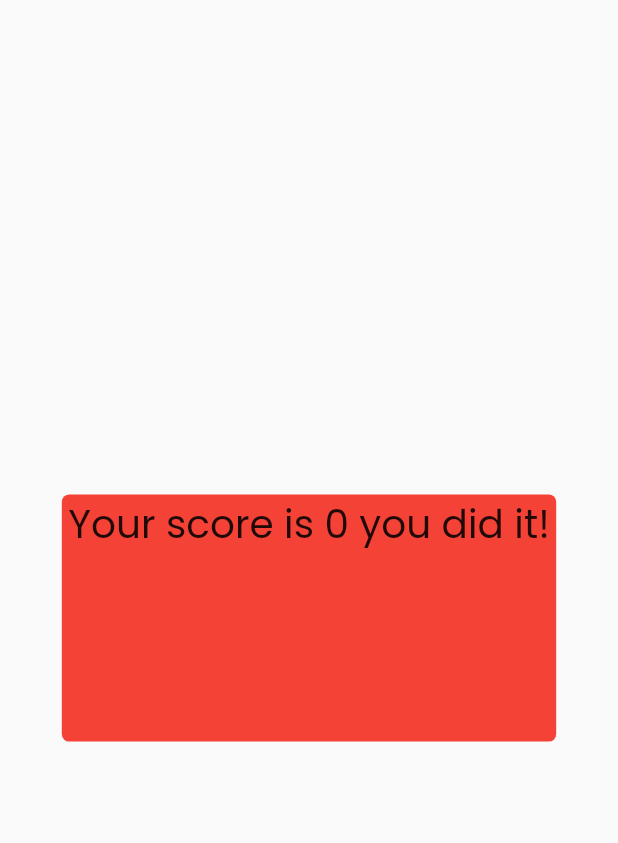
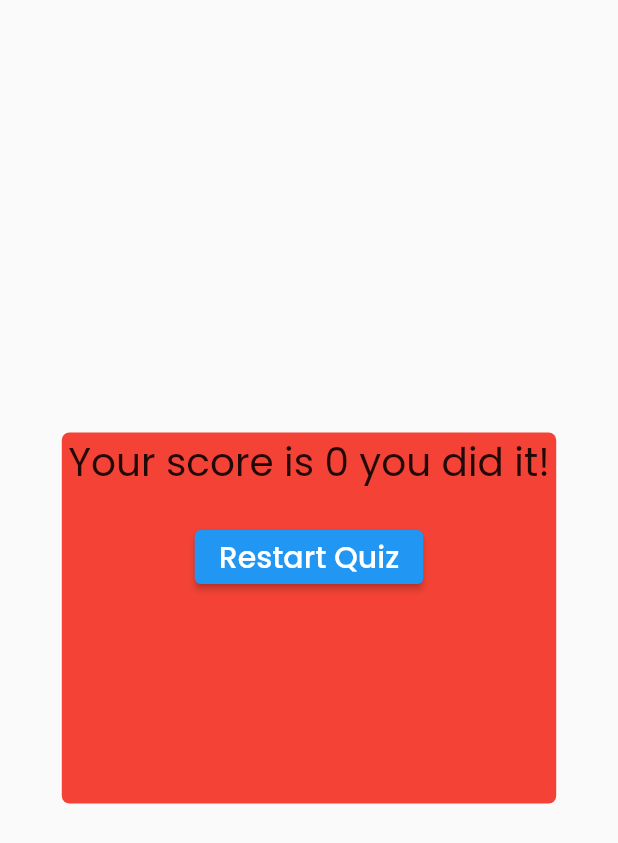
Before and after one commit to Naawaal/Simple_Quiz_App, a Flutter app: the Result widget shown alone on an empty page, opened directly with empty values, on a phone screen of 412 x 824 dp. Shown: the top 843 px of the screen. Run offline on Flutter 3.47's test engine with Material 2 defaults, Android fonts, the phone set to English and light mode, and no system bars; our stand-ins replace google_fonts.

Commit message:
implemented Reset Quiz Option

```diff
--- a/lib/screens/homepage.dart
+++ b/lib/screens/homepage.dart
@@ -71,6 +71,13 @@ class _HomepageScreenState extends State<HomepageScreen> {
   var _questionIndex = 0;
   var _totalScore = 0;
 
+  void _resetQuiz() {
+    setState(() {
+      _questionIndex = 0;
+      _totalScore = 0;
+    });
+  }
+
   void _answerQuestion(int score) {
     _totalScore += score;
     setState(() {
@@ -102,6 +109,7 @@ class _HomepageScreenState extends State<HomepageScreen> {
             )
           : Result(
               resultScore: _totalScore,
+              resetQuiz: _resetQuiz,
             ),
     );
   }
--- a/lib/widgets/result.dart
+++ b/lib/widgets/result.dart
@@ -1,11 +1,14 @@
 import 'package:flutter/material.dart';
+import 'package:simple_quiz_app/widgets/answer.dart';
 
 class Result extends StatelessWidget {
   final _containerColor = Colors.green;
   final int resultScore;
+  final Function resetQuiz;
   const Result({
     super.key,
     required this.resultScore,
+    required this.resetQuiz,
   });
 
   @override
@@ -13,17 +16,29 @@ class Result extends StatelessWidget {
     return Center(
       child: Container(
         width: MediaQuery.of(context).size.width * 0.8,
-        height: MediaQuery.of(context).size.height * 0.2,
+        height: MediaQuery.of(context).size.height * 0.3,
         decoration: BoxDecoration(
-          //-------------------------------------/
+          //------------- Changing container Background color when score is greater than 40 ------------------------/
           color: resultScore > 40 ? Colors.green : Colors.red,
           //-------------------------------------/
           borderRadius: const BorderRadius.all(Radius.circular(5)),
         ),
-        child: Text(
-          "Your score is $resultScore you did it!",
-          textAlign: TextAlign.center,
-          style: const TextStyle(fontSize: 26),
+        child: Column(
+          children: [
+            Text(
+              "Your score is $resultScore you did it!",
+              textAlign: TextAlign.center,
+              style: const TextStyle(fontSize: 26),
+            ),
+            const SizedBox(height: 20),
+            ElevatedButton(
+              onPressed: () => resetQuiz(),
+              child: const Text("Restart Quiz",
+                  style: TextStyle(
+                    fontSize: 20,
+                  )),
+            ),
+          ],
         ),
       ),
     );
```
